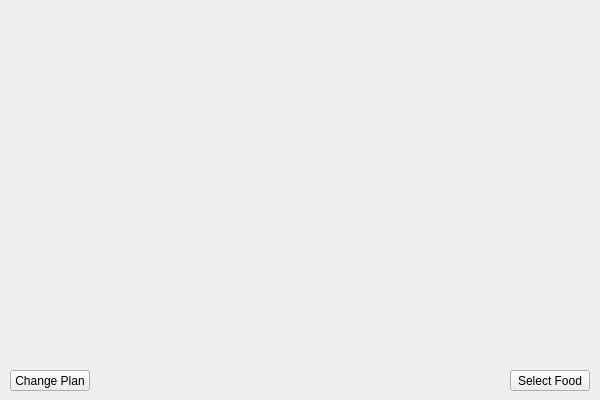
Before: the Qt Designer form European-Vacation-Program/cityselectwindow.ui in AaronGeesink/CS1D-European-Vacation-Project, drawn with Qt 5.
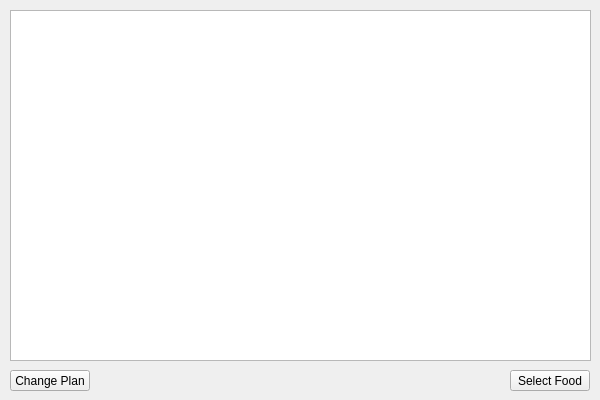
After: the same form once the commit is applied.

Commit message: Added city class, food class, and basic city selection

What changed in the file:
```diff
--- a/European-Vacation-Program/cityselectwindow.ui
+++ b/European-Vacation-Program/cityselectwindow.ui
@@ -39,6 +39,16 @@
     <string>Select Food</string>
    </property>
   </widget>
+  <widget class="QTableWidget" name="cityTable">
+   <property name="geometry">
+    <rect>
+     <x>10</x>
+     <y>10</y>
+     <width>581</width>
+     <height>351</height>
+    </rect>
+   </property>
+  </widget>
  </widget>
  <resources/>
  <connections/>
```
The commit also changes 10 other files.
